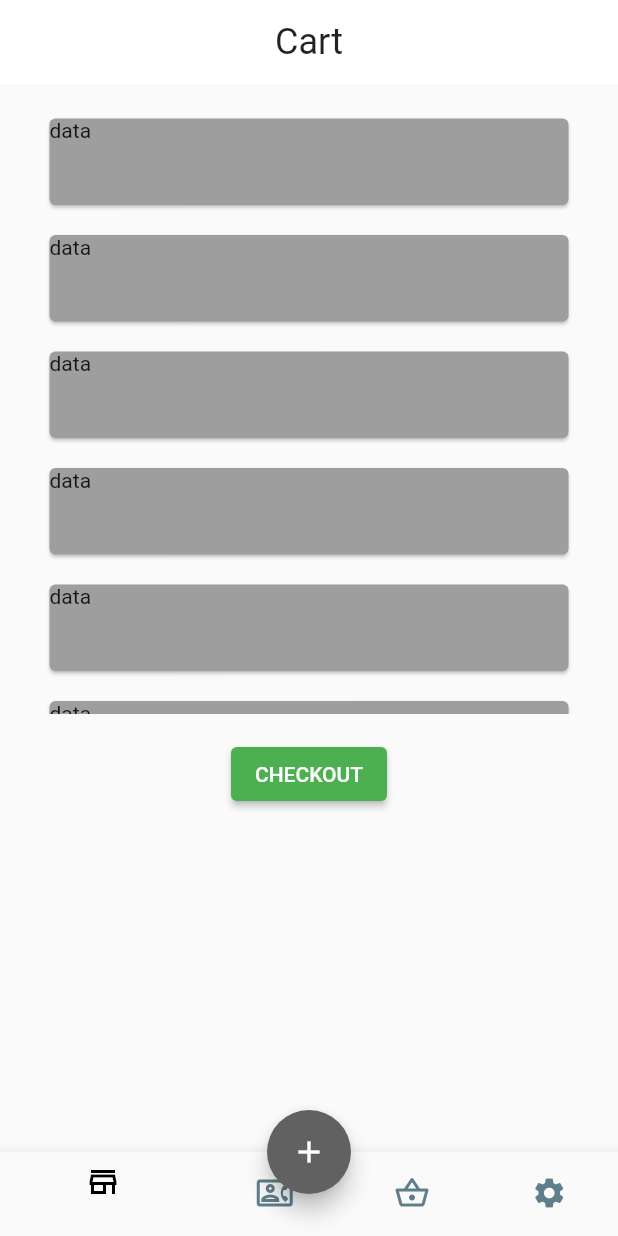
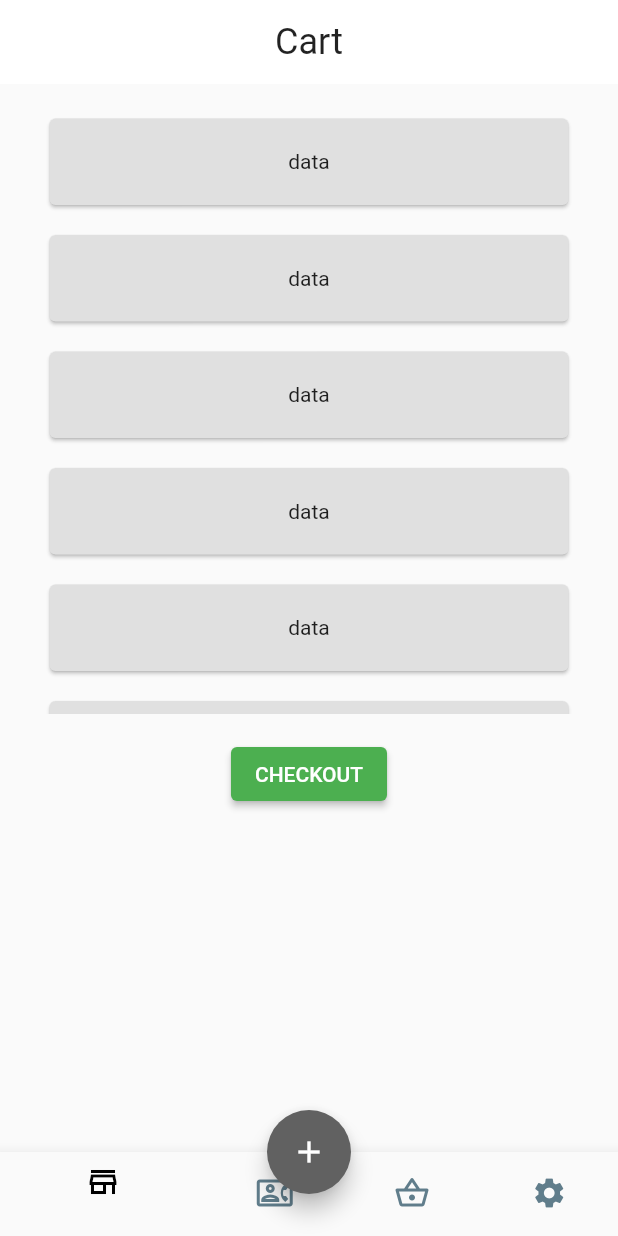
Before and after one commit to hakanglg/fresh_food, a Flutter app: the screen it shows after launch, on a phone screen of 412 x 824 dp. Run offline on Flutter 3.47's test engine with Material 2 defaults, Android fonts, the phone set to English and light mode, and no system bars.

Commit message:
Update fresh_food_view.dart

```diff
--- a/lib/fresh_food_view.dart
+++ b/lib/fresh_food_view.dart
@@ -42,12 +42,15 @@ class _FreshFoodViewState extends State<FreshFoodView> {
             child: ListView.builder(
               itemCount: 11,
               itemBuilder: (BuildContext context, int index) {
-                return Card(
-                  margin: EdgeInsets.fromLTRB(25, 15, 25, 5),
-                  color: Colors.grey,
-                  child: Container(
-                      height: MediaQuery.of(context).size.height * 0.07,
-                      child: Text("data")),
+                return Dismissible(
+                  key: Key("s"),
+                  child: Card(
+                    margin: EdgeInsets.fromLTRB(25, 15, 25, 5),
+                    color: Colors.grey[300],
+                    child: Container(
+                        height: MediaQuery.of(context).size.height * 0.07,
+                        child: Center(child: Text("data"))),
+                  ),
                 );
               },
             ),
```
